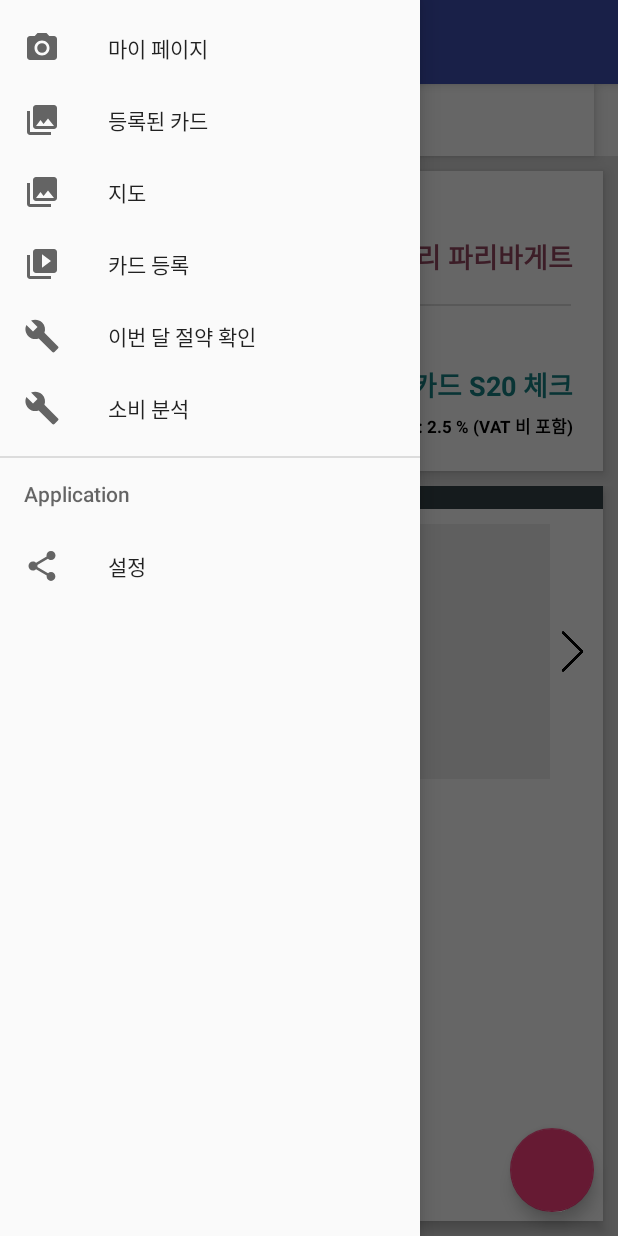
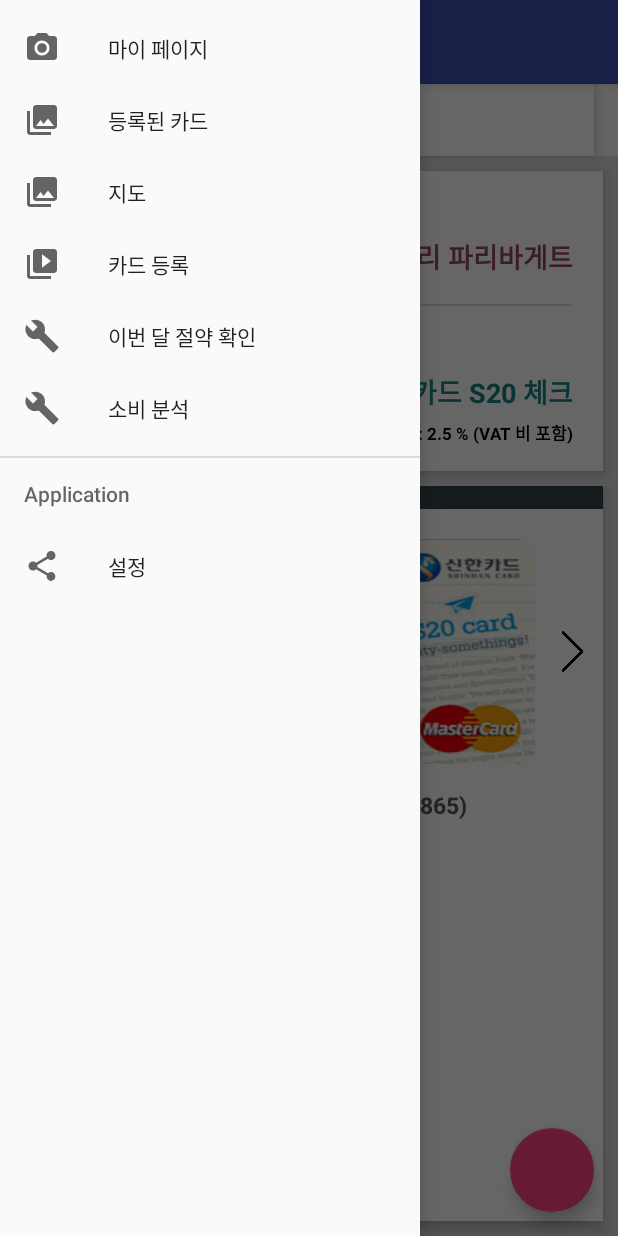
Before and after one commit to CheongWoonHyoung/180127_AutoPay, an Android app: the screen it shows after launch (MainActivity), with the side drawer open, on a phone screen of 412 x 824 dp. Run offline under Robolectric (Android 15) with nearby library versions, the phone set to English and light mode, and no system bars; libraries missing offline, so code that uses them is left out: com.kakao.auth, com.kakao.network, com.kakao.usermgmt, com.kakao.util; 1 statement that could not run was skipped.

Commit message:
Card Image Added

```diff
--- a/app/src/main/res/layout/app_bar_main.xml
+++ b/app/src/main/res/layout/app_bar_main.xml
@@ -24,7 +24,7 @@
 
     </android.support.design.widget.AppBarLayout>
 
-    <include layout="@layout/content_main" />
+    <include layout="@layout/content_main"/>
 
     <android.support.design.widget.FloatingActionButton
         android:id="@+id/fab"
--- a/app/src/main/res/layout/content_main.xml
+++ b/app/src/main/res/layout/content_main.xml
@@ -125,7 +125,7 @@
                         android:layout_gravity="right"
                         android:textStyle="bold"
                         android:textColor="#168384"
-                        android:layout_marginTop="5dp"
+                        android:layout_marginTop="10dp"
                         android:layout_marginRight="20dp"
                         android:layout_width="wrap_content"
                         android:layout_height="wrap_content"
@@ -180,7 +180,7 @@
                         android:layout_height="match_parent" />
                 </LinearLayout>
                 <LinearLayout
-                    android:layout_marginTop="10dp"
+                    android:layout_marginTop="20dp"
                     android:paddingRight="5dp"
                     android:paddingLeft="5dp"
                     android:orientation="horizontal"
@@ -195,10 +195,12 @@
                     </LinearLayout>
                     <LinearLayout
                         android:layout_weight="1"
-                        android:background="#EEEEEE"
+                        android:background="@drawable/card_img"
                         android:layout_gravity="center_horizontal"
-                        android:layout_width="290dp"
-                        android:layout_height="170dp">
+                        android:layout_width="200dp"
+                        android:layout_height="150dp"
+                        android:layout_marginRight="10dp"
+                        android:layout_marginLeft="10dp">
 
                     </LinearLayout>
                     <LinearLayout
@@ -215,13 +217,20 @@
                     android:layout_width="match_parent"
                     android:layout_height="wrap_content">
                     <TextView
-                        android:layout_marginTop="5dp"
+                        android:textSize="10dp"
+                        android:layout_marginLeft="5dp"
+                        android:layout_marginTop="15dp"
+                        android:layout_width="wrap_content"
+                        android:layout_height="wrap_content"
+                        android:text="(주거래) "/>
+                    <TextView
+                        android:layout_marginTop="15dp"
                         android:textColor="#555555"
                         android:textStyle="bold"
                         android:textSize="15dp"
                         android:layout_width="wrap_content"
                         android:layout_height="wrap_content"
-                        android:text="신한카드 S20 체크"/>
+                        android:text="신한카드 S20 체크 (8865)"/>
                 </LinearLayout>
             </LinearLayout>
 
```
Also changed, not shown: app/src/main/res/drawable/card_img.png (added).
